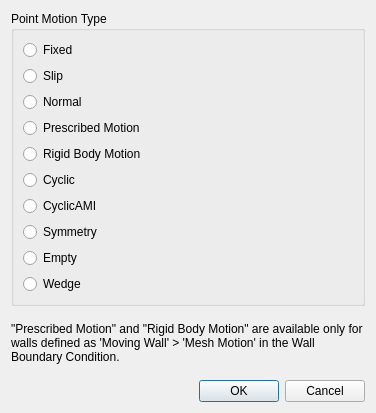
Before: the Qt Designer form baramFlow/view/setup/dynamic_mesh/moving_boundary/point_motion_type_dialog.ui in xupeiwust/baram, drawn with Qt 5.
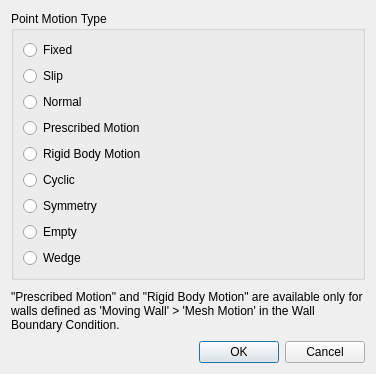
After: the same form once the commit is applied.

Commit message: Issue baram#794 cyclicAMI is not a supported type by point patch field

```diff
--- a/baramFlow/view/setup/dynamic_mesh/moving_boundary/point_motion_type_dialog.ui
+++ b/baramFlow/view/setup/dynamic_mesh/moving_boundary/point_motion_type_dialog.ui
@@ -7,7 +7,7 @@
     <x>0</x>
     <y>0</y>
     <width>376</width>
-    <height>413</height>
+    <height>374</height>
    </rect>
   </property>
   <property name="windowTitle">
@@ -62,13 +62,6 @@
         </property>
        </widget>
       </item>
-      <item>
-       <widget class="QRadioButton" name="cyclicAMIRadio">
-        <property name="text">
-         <string>CyclicAMI</string>
-        </property>
-       </widget>
-      </item>
       <item>
        <widget class="QRadioButton" name="symmetryRadio">
         <property name="text">
```
The commit also changes 3 other files.
